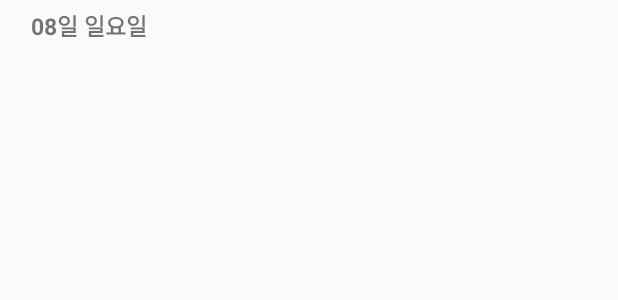
After one commit to godsejeong/IZCalendar, an Android app: the layout item_planning_day.xml on its own in the app's theme, with its tools: preview values and no code run, on a phone screen of 412 x 824 dp. The commit adds this screen. Shown: the top 300 px of the screen. Run offline under Robolectric (Android 15) with nearby library versions, the phone set to English and light mode, and no system bars; network calls fail.

Commit message:
add planday

```diff
--- a/app/src/main/AndroidManifest.xml
+++ b/app/src/main/AndroidManifest.xml
@@ -6,7 +6,7 @@
 
     <application
             android:allowBackup="true"
-            android:icon="@mipmap/ic_launcher"
+            android:icon="@drawable/ic_applogo"
             android:label="@string/app_name"
             android:roundIcon="@mipmap/ic_launcher_round"
             android:supportsRtl="true"
--- a/app/src/main/java/com/jjmin/izcalender/data/PlanningData.kt
+++ b/app/src/main/java/com/jjmin/izcalender/data/PlanningData.kt
@@ -1,5 +1,5 @@
 package com.jjmin.izcalender.data
 
-class PlanningData(var title : String,var subtitle : String,var time : String){
+class PlanningData(var title : String?,var subtitle : String?,var time : String?,var day : String?,var type : Boolean){
 
 }
--- a/app/src/main/java/com/jjmin/izcalender/model/PlanningModel.kt
+++ b/app/src/main/java/com/jjmin/izcalender/model/PlanningModel.kt
@@ -21,13 +21,14 @@ class PlanningModel : Thread() {
         var planJson = res.clone().execute().body()!!.plan
 
         planJson.forEach{
+            infoList.add(PlanningData(null,null,null,it.day,true))
             Log.e("day",it.day)
             if(it.title.size >= 2){
                 for (i in 0 until it.title.size){
-                    infoList.add(PlanningData(it.title[i],it.subTitle[i],it.time[i]))
+                    infoList.add(PlanningData(it.title[i],it.subTitle[i],it.time[i],null,false))
                 }
             }else{
-                infoList.add(PlanningData(it.title[0],it.subTitle[0],it.time[0]))
+                infoList.add(PlanningData(it.title[0],it.subTitle[0],it.time[0],null,false))
             }
         }
     }
--- a/app/src/main/java/com/jjmin/izcalender/util/Utils.kt
+++ b/app/src/main/java/com/jjmin/izcalender/util/Utils.kt
@@ -6,7 +6,7 @@ import retrofit2.Retrofit
 
 
 object Utils{
-    var url = "http://10.0.2.2:5000"
+    var url = "http://aws.soylatte.kr:5000"
     var retrofit = Retrofit.Builder()
         .baseUrl(url)
         .addConverterFactory(GsonConverterFactory.create())
--- /dev/null
+++ b/app/src/main/res/layout/item_planning_day.xml
@@ -0,0 +1,29 @@
+<?xml version="1.0" encoding="utf-8"?>
+<layout
+        xmlns:android="http://schemas.android.com/apk/res/android"
+        xmlns:app="http://schemas.android.com/apk/res-auto"
+        xmlns:tools="http://schemas.android.com/tools">
+
+    <data>
+        <variable name="item" type="com.jjmin.izcalender.data.PlanningData"/>
+    </data>
+
+    <android.support.constraint.ConstraintLayout
+            android:layout_width="match_parent"
+            android:padding="5dp"
+            android:layout_height="wrap_content">
+
+        <TextView
+                android:layout_marginLeft="15dp"
+                android:layout_width="wrap_content"
+                android:layout_height="wrap_content"
+                app:layout_constraintLeft_toLeftOf="parent"
+                app:layout_constraintTop_toTopOf="parent"
+                tools:text="08일 일요일"
+                android:textStyle="bold"
+                android:text="@{item.day}"
+                app:layout_constraintBottom_toBottomOf="parent"
+                android:textSize="15sp"/>
+
+    </android.support.constraint.ConstraintLayout>
+</layout>
```
Also changed, not shown: app/src/main/java/com/jjmin/izcalender/view/MainActivity.kt (+32 -11 lines), app/src/main/res/drawable-v24/ic_applogo.png (added).
